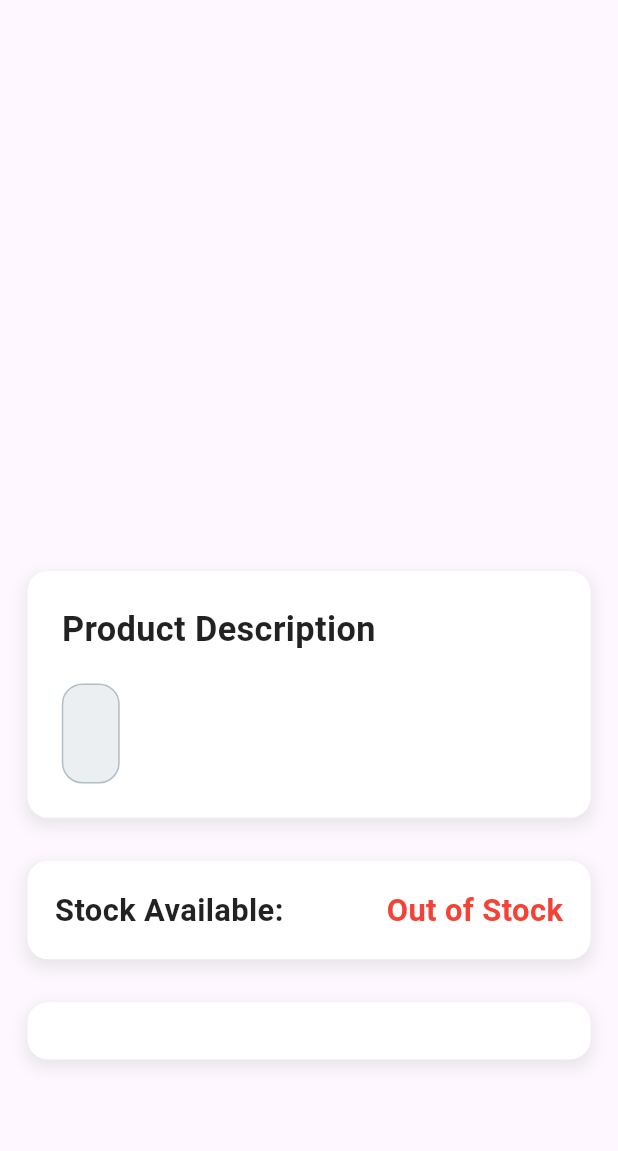
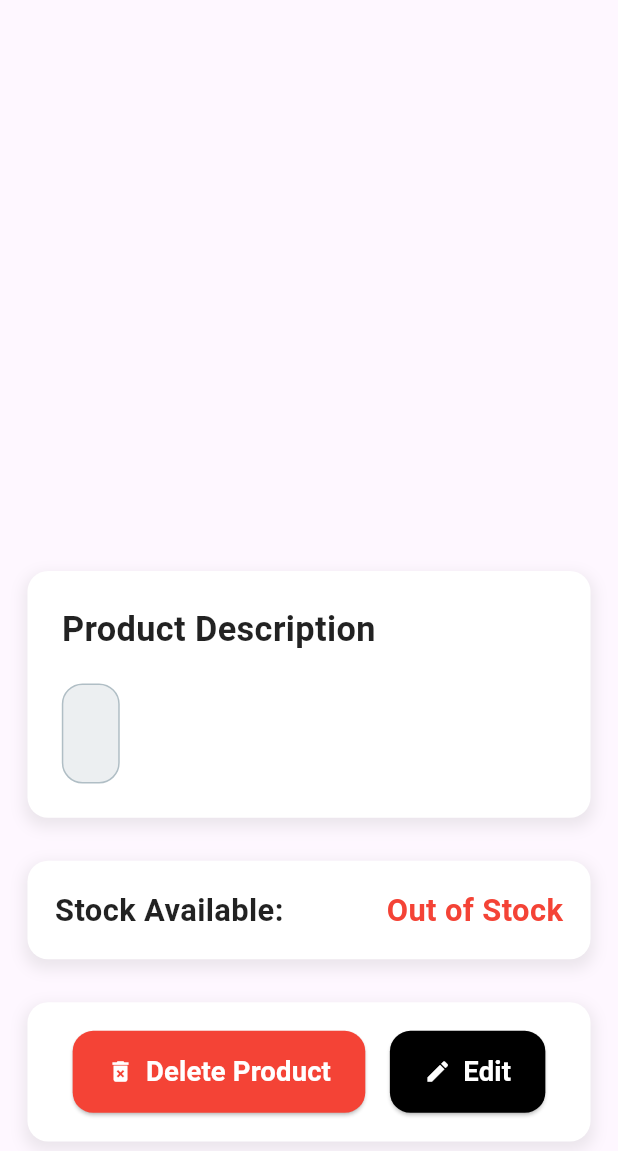
Before and after one commit to Elhadedy36/Atele-Online-Seller, a Flutter app: the ItemView screen opened directly with empty values, on a phone screen of 412 x 824 dp, the part 85-1236 px from its top. Run offline on Flutter 3.47's test engine with Material 3 defaults, Android fonts, the phone set to English and light mode, and no system bars; drawn by our look-alikes of carousel_slider; our stand-ins replace bloc, cloud_firestore, firebase_auth, firebase_core, firebase_storage, flutter_bloc and 8 more; accounts and stored records are empty.

Commit message:
create delete product and edit buttons enable the delete function delete product

```diff
--- a/lib/core/routes/app_router.dart
+++ b/lib/core/routes/app_router.dart
@@ -3,6 +3,7 @@ import 'package:atele_seller/feature/auth/presentation/views/signin_view.dart';
 import 'package:atele_seller/feature/auth/presentation/views/signup_view.dart';
 import 'package:atele_seller/feature/home/presentation/widgets/custom_hoom_nav_bar.dart';
 import 'package:atele_seller/feature/splash_screen/presentation/view/spalsh_view.dart';
+import 'package:atele_seller/feature/store/presentation/widgets/Store_Tab_View_Builder.dart';
 import 'package:flutter_bloc/flutter_bloc.dart';
 import 'package:go_router/go_router.dart';
 
@@ -33,4 +34,5 @@ final GoRouter router = GoRouter(routes: [
       child: const SignUpView(),
     ),
   ),
+
 ]);
--- a/lib/feature/addproduct/presentation/cubit/addproduct_cubit.dart
+++ b/lib/feature/addproduct/presentation/cubit/addproduct_cubit.dart
@@ -49,6 +49,7 @@ class AddProductCubit extends Cubit<AddProductState> {
   // Method to upload images with unique names
   Future<void> uploadImages() async {
     try {
+
       final String userId = FirebaseAuth.instance.currentUser!.uid;
       tempProductId ??= Uuid().v4();
       final String productTempFolder = "$userId/images/$tempProductId";
@@ -159,7 +160,7 @@ class AddProductCubit extends Cubit<AddProductState> {
         await uploadImages();
 
         await finalizeProductCreation(productId);
-
+emit(AddProductLoading());
         Map<String, dynamic> productData = {
           FirebaseStrings.productName: productNameController.text,
           FirebaseStrings.productDescription: descriptionController.text,
@@ -199,4 +200,33 @@ class AddProductCubit extends Cubit<AddProductState> {
       emit(AddProductError(e.toString()));
     }
   }
+  // Method to delete a product and its associated images folder
+Future<void> deleteProduct(String productId) async {
+  try {
+    final String userId = FirebaseAuth.instance.currentUser!.uid;
+
+    // Reference to the product's images folder
+    final folderRef = fireStorage.ref("$userId/images/$productId");
+
+    // List all items in the folder
+    final ListResult listResult = await folderRef.listAll();
+
+    // Delete all files in the folder
+    for (Reference fileRef in listResult.items) {
+      await fileRef.delete();
+    }
+
+    // Delete the folder itself (if needed, Firebase Storage might handle this automatically)
+emit(ProductDeletedLoading());
+    // Delete product data from Firestore
+    await _firestoreAddProduct.doc(productId).delete();
+    await _firestoreAddSellerProduct.doc(productId).delete();
+
+    emit(ProductDeletedSuccess());
+  } catch (error) {
+    print("Error deleting product $productId: $error");
+    emit(ProductDeletedError("Error deleting product: $error"));
+  }
 }
+
+}
--- a/lib/feature/addproduct/presentation/cubit/addproduct_state.dart
+++ b/lib/feature/addproduct/presentation/cubit/addproduct_state.dart
@@ -34,3 +34,10 @@ class AddProductError extends AddProductState {
 class AddProductFinalizationComplete extends AddProductState {
   AddProductFinalizationComplete();
 }
+class ProductDeletedLoading extends AddProductState {}
+class ProductDeletedSuccess extends AddProductState {}
+class ProductDeletedError extends AddProductState
+{
+  final String errorMessage;
+  ProductDeletedError(this.errorMessage);
+}
--- a/lib/feature/store/presentation/views/items_view.dart
+++ b/lib/feature/store/presentation/views/items_view.dart
@@ -1,6 +1,9 @@
-
 import 'package:atele_seller/core/functions/custom_appbar.dart';
+import 'package:atele_seller/core/functions/custom_toast.dart';
+import 'package:atele_seller/core/functions/navigation.dart';
 import 'package:atele_seller/core/models/product_model.dart';
+import 'package:atele_seller/feature/addproduct/presentation/cubit/addproduct_cubit.dart';
+import 'package:atele_seller/feature/addproduct/presentation/cubit/addproduct_state.dart';
 import 'package:carousel_slider/carousel_slider.dart';
 import 'package:flutter/material.dart';
 import 'package:flutter_bloc/flutter_bloc.dart';
@@ -14,7 +17,9 @@ final ProductModel product;
   Widget build(BuildContext context) {
     if (product == null) {
       return Scaffold(
-            appBar: customAppBar(title: 'Product Details',),
+        appBar: customAppBar(
+          title: 'Product Details',
+        ),
         body: Center(
           child: Text(
             'No product data available',
@@ -29,8 +34,26 @@ final ProductModel product;
 
     return Scaffold(
       endDrawer: const Drawer(),
-          appBar: customAppBar(title: 'Product Details',),
-          body: SingleChildScrollView(
+      appBar: customAppBar(
+        title: 'Product Details',
+      ),
+      body: BlocProvider(
+        create: (context) => AddProductCubit(),
+        child: BlocConsumer<AddProductCubit, AddProductState>(
+          listener: (context, state) {
+            if(state is ProductDeletedSuccess)
+            {
+              showToast('Product deleted successfully');
+              customNavigaeReplacement(context, path: '/home');
+
+
+            }else if(state is ProductDeletedError)
+            {
+              showToast(state.errorMessage);
+            }
+          },
+          builder: (context, state) {
+            return SingleChildScrollView(
               padding: EdgeInsets.all(16.w),
               child: Column(
                 crossAxisAlignment: CrossAxisAlignment.stretch,
@@ -159,6 +182,8 @@ final ProductModel product;
                               fontWeight: FontWeight.bold,
                               color: Colors.black87),
                         ),
+                        Row(
+                          children: [
                             Text(
                               product.stock > 0
                                   ? '${product.stock} items'
@@ -166,8 +191,11 @@ final ProductModel product;
                               style: TextStyle(
                                   fontSize: 18.sp,
                                   fontWeight: FontWeight.bold,
-                            color:
-                                product.stock > 0 ? Colors.green : Colors.red),
+                                  color: product.stock > 0
+                                      ? Colors.green
+                                      : Colors.red),
+                            ),
+                          ],
                         ),
                       ],
                     ),
@@ -187,12 +215,60 @@ final ProductModel product;
                             offset: const Offset(0, 4))
                       ],
                     ),
-
+                    child:state is ProductDeletedLoading?Center(child: CircularProgressIndicator(),): Row(
+                      mainAxisAlignment: MainAxisAlignment.spaceEvenly,
+                      children: [
+                        ElevatedButton.icon(
+                          onPressed: ()
+                          {
+                            context.read<AddProductCubit>().deleteProduct(product.productId);
+                          },
+                          style: ElevatedButton.styleFrom(
+                            backgroundColor: Colors.red,
+                            padding: EdgeInsets.symmetric(
+                                vertical: 12.h, horizontal: 20.w),
+                            shape: RoundedRectangleBorder(
+                                borderRadius: BorderRadius.circular(12.r)),
+                          ),
+                          icon: Icon(
+                            Icons.delete_forever,
+                            color: Colors.white,
+                          ),
+                          label: Text(
+                            'Delete Product',
+                            style: TextStyle(
+                                fontSize: 16.sp,
+                                fontWeight: FontWeight.bold,
+                                color: Colors.white),
+                          ),
+                        ),
+                        ElevatedButton.icon(
+                          onPressed: () {},
+                          style: ElevatedButton.styleFrom(
+                            backgroundColor: Colors.black,
+                            padding: EdgeInsets.symmetric(
+                                vertical: 12.h, horizontal: 20.w),
+                            shape: RoundedRectangleBorder(
+                                borderRadius: BorderRadius.circular(12.r)),
+                          ),
+                          icon: const Icon(Icons.edit, color: Colors.white),
+                          label: Text(
+                            'Edit',
+                            style: TextStyle(
+                                fontSize: 16.sp,
+                                fontWeight: FontWeight.bold,
+                                color: Colors.white),
+                          ),
                         ),
                       ],
                     ),
                   ),
+                ],
+              ),
             );
-
+          },
+        ),
+      ),
+    );
   }
 }
```
Also changed, not shown: lib/feature/addproduct/presentation/views/add_product_view.dart (+27 -5 lines), lib/feature/home/presentation/widgets/custom_hoom_nav_bar.dart (+18 -4 lines). Lines whose indentation alone changed are shown as unchanged.
